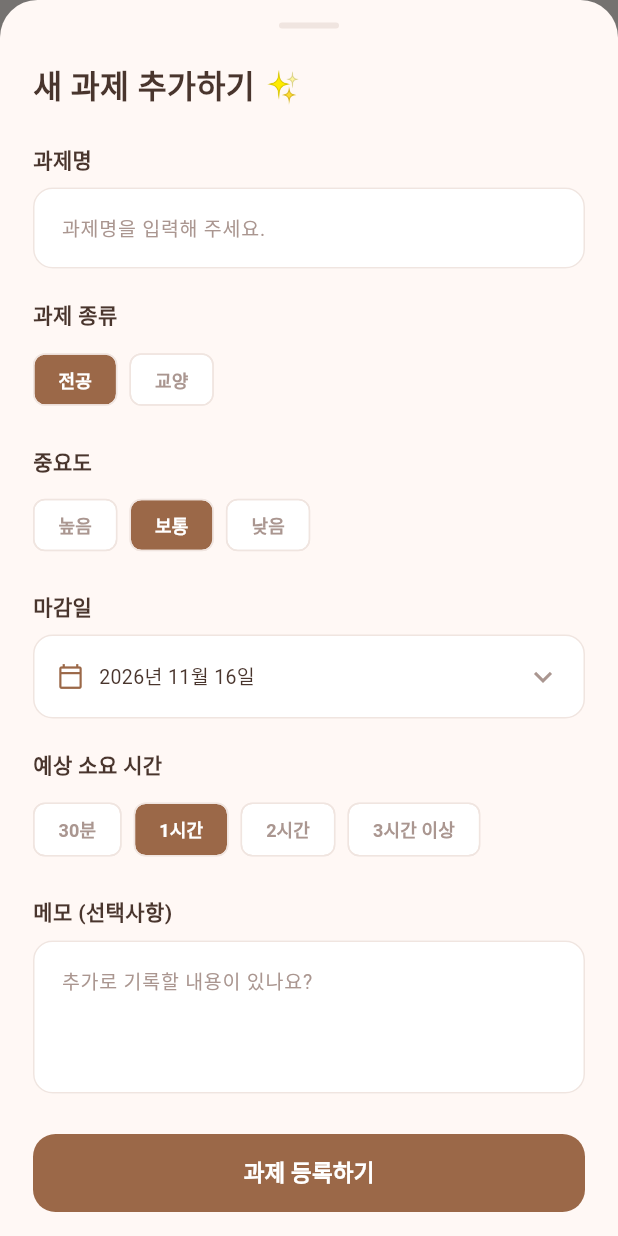
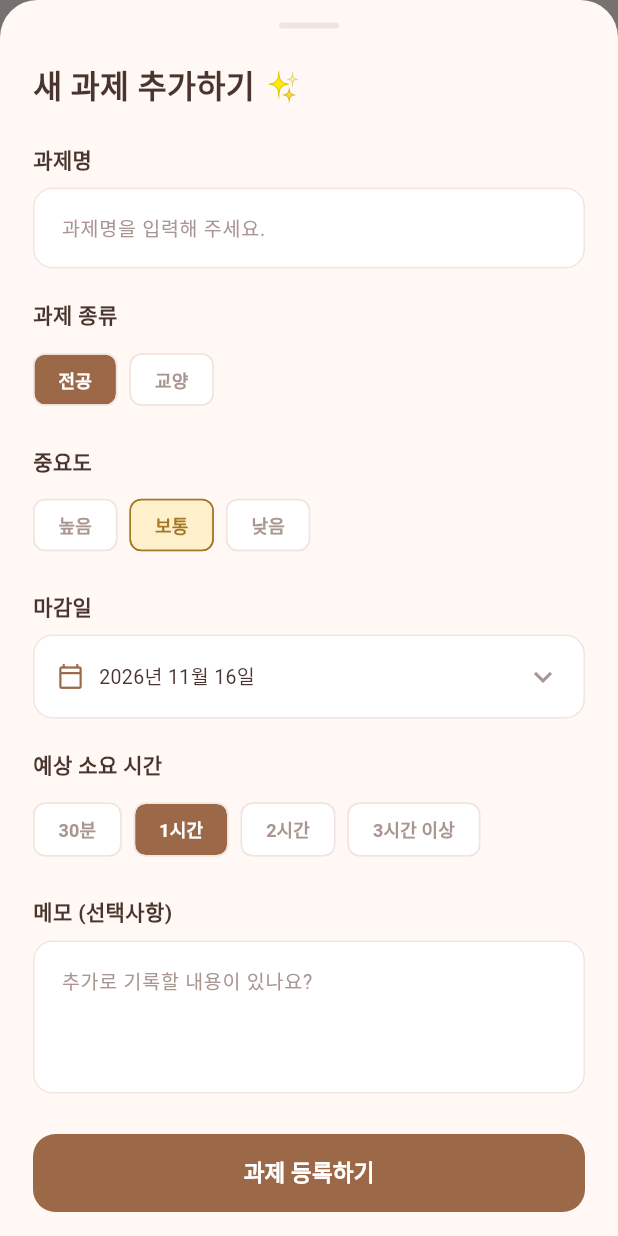
Before and after one commit to Natori-1/quajak, a Flutter app: the screen it shows after launch, after a tap on "과제 추가", on a phone screen of 412 x 824 dp. Run offline on Flutter 3.47's test engine with Material 3 defaults, Android fonts, the phone set to English and light mode, and no system bars.

Commit message:
과제관리 수정

```diff
--- a/lib/home/task_form.dart
+++ b/lib/home/task_form.dart
@@ -149,6 +149,7 @@ class _TaskFormState extends State<TaskForm> {
     );
   }
 
+  // 일반 선택 버튼
   Widget _choiceButtons({
     required List<String> options,
     required String selected,
@@ -169,6 +170,48 @@ class _TaskFormState extends State<TaskForm> {
           showCheckmark: false,
           labelStyle: TextStyle(
             color: isSelected ? Colors.white : formMuted,
+            fontSize: 12,
+            fontWeight: FontWeight.w600,
+          ),
+        );
+      }).toList(),
+    );
+  }
+
+  // 중요도 신호등 색상 버튼
+  Widget _priorityButtons() {
+    const colors = {
+      '높음': Color(0xFFC4514B),
+      '보통': Color(0xFFA47724),
+      '낮음': Color(0xFF527B49),
+    };
+
+    const backgrounds = {
+      '높음': Color(0xFFFBE2DF),
+      '보통': Color(0xFFFFF0CC),
+      '낮음': Color(0xFFE4F0DF),
+    };
+
+    return Wrap(
+      spacing: 8,
+      children: ['높음', '보통', '낮음'].map((value) {
+        final selected = _priority == value;
+        final color = colors[value]!;
+
+        return ChoiceChip(
+          label: Text(value),
+          selected: selected,
+          onSelected: (_) {
+            setState(() => _priority = value);
+          },
+          selectedColor: backgrounds[value]!,
+          backgroundColor: Colors.white,
+          side: BorderSide(
+            color: selected ? color : formLine,
+          ),
+          showCheckmark: false,
+          labelStyle: TextStyle(
+            color: selected ? color : formMuted,
             fontSize: 12,
             fontWeight: FontWeight.w600,
           ),
@@ -241,13 +284,7 @@ class _TaskFormState extends State<TaskForm> {
 
               _sectionTitle('중요도'),
 
-              _choiceButtons(
-                options: const ['높음', '보통', '낮음'],
-                selected: _priority,
-                onChanged: (value) {
-                  setState(() => _priority = value);
-                },
-              ),
+              _priorityButtons(),
 
               const SizedBox(height: 20),
 
--- a/lib/home/task_management.dart
+++ b/lib/home/task_management.dart
@@ -195,11 +195,15 @@ class TaskManagement extends StatelessWidget {
               color: const Color(0xFFFFE9D8),
               borderRadius: BorderRadius.circular(25),
             ),
-            child: const Icon(
-              Icons.sports_martial_arts_rounded,
-              color: taskBrown,
-              size: 43,
-            ),
+            child: ClipRRect(
+  borderRadius: BorderRadius.circular(25),
+  child: Image.asset(
+    'assets/images/kwajak_character.png',
+    width: 76,
+    height: 76,
+    fit: BoxFit.contain,
+  ),
+),
           ),
         ],
       ),
```
Also changed, not shown: lib/home/task_card.dart (+91 -10 lines), assets/images/kwajak_character.png (added).
